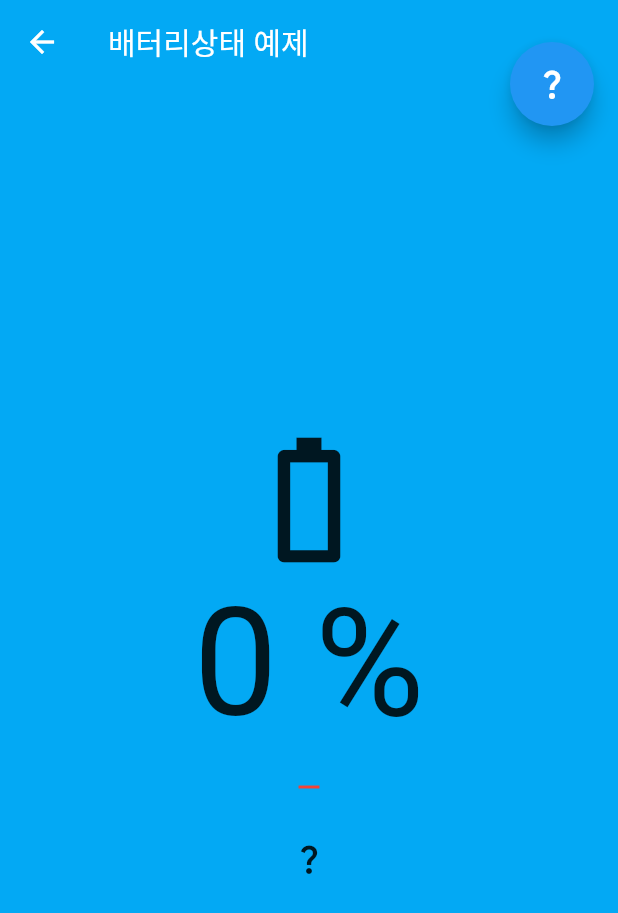
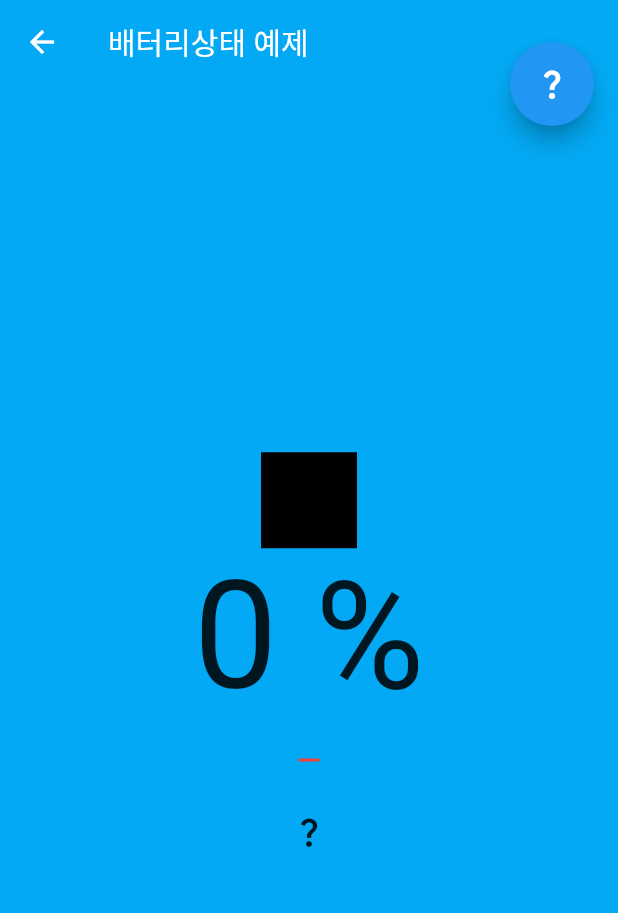
Before and after one commit to tnvchdql0255/Sensor_game, a Flutter app: the StageL1 screen opened directly, after a tap on the "remove" icon, on a phone screen of 412 x 824 dp. Shown: the top 913 px of the screen. Run offline on Flutter 3.47's test engine with Material 2 defaults, Android fonts, the phone set to English and light mode, and no system bars; our stand-ins replace battery_plus, flutter_svg, sqflite; accounts and stored records are empty.

Commit message:
1stage rebuild

```diff
--- a/lib/stage/stage_L_1.dart
+++ b/lib/stage/stage_L_1.dart
@@ -4,6 +4,7 @@ import 'package:flutter/material.dart';
 import 'package:sensor_game/common_ui/start.dart';
 import 'package:sensor_game/service/db_manager.dart';
 import 'package:sqflite/sqflite.dart';
+import 'package:flutter_svg/flutter_svg.dart';
 
 class StageL1 extends StatefulWidget {
   const StageL1({super.key});
@@ -13,6 +14,8 @@ class StageL1 extends StatefulWidget {
 }
 
 class _Stage1State extends State<StageL1> {
+  static const String carCharging = "assets/icons/car_charging.svg";
+  static const String carIdle = "assets/icons/car_idle.svg";
   PopUps popUps = const PopUps(
       startMessage: "스테이지 1",
       quest: "자동차를 충전시켜라!",
@@ -23,7 +26,7 @@ class _Stage1State extends State<StageL1> {
     db = await dbHelper.db;
   }
 
-  Icon currentValue = const Icon(Icons.battery_6_bar);
+  SvgPicture currentValue = SvgPicture.asset(carIdle);
   BatteryState? _batteryState;
   final Battery _battery = Battery();
   late Timer timer;
@@ -61,21 +64,21 @@ class _Stage1State extends State<StageL1> {
     setState(() {
       switch (_batteryState) {
         case BatteryState.full:
-          currentValue = const Icon(Icons.battery_charging_full, size: 100);
+          currentValue = SvgPicture.asset(carCharging);
           persentage = persentage + 5;
           break;
         case BatteryState.charging:
-          currentValue = const Icon(Icons.battery_charging_full, size: 100);
+          currentValue = SvgPicture.asset(carCharging);
           persentage = persentage + 5;
           break;
         case BatteryState.discharging:
-          currentValue = const Icon(Icons.battery_0_bar, size: 100);
+          currentValue = SvgPicture.asset(carIdle);
           break;
         case BatteryState.unknown:
-          currentValue = const Icon(Icons.battery_0_bar, size: 100);
+          currentValue = SvgPicture.asset(carIdle);
           break;
         default:
-          currentValue = const Icon(Icons.battery_0_bar, size: 100);
+          currentValue = SvgPicture.asset(carIdle);
           break;
       }
       if (persentage == 100) {
--- a/lib/stage/stage_L_5.dart
+++ b/lib/stage/stage_L_5.dart
@@ -44,7 +44,6 @@ class _StageL5State extends State<StageL5> {
   }
 
   void getTest() async {
-    //여기에 테마 상태 자체를 받아와야함 지금은 변경이 있을때만 불러져서..
     themeState = await methodChannel.invokeMethod("getConfigData");
     print(themeState);
     getConfig();
--- a/lib/stage_selection.dart
+++ b/lib/stage_selection.dart
@@ -5,6 +5,7 @@ import 'package:sensor_game/stage/stage_L_2.dart';
 import 'package:sensor_game/stage/stage_L_3.dart';
 import 'package:sensor_game/stage/stage_L_4.dart';
 import 'package:sensor_game/stage/stage_L_5.dart';
+
 import 'package:sqflite/sqflite.dart';
 
 class StageSelectionMenu extends StatefulWidget {
@@ -20,7 +21,7 @@ class _StageSelectionMenuState extends State<StageSelectionMenu> {
     const StageL2(),
     const StageL3(),
     const StageL4(),
-    const StageL5()
+    const StageL5(),
   ];
   late final DBHelper dbHelper;
   late Database db;
--- a/pubspec.yaml
+++ b/pubspec.yaml
@@ -38,6 +38,7 @@ dependencies:
   battery_plus: ^3.0.3
   sqflite: ^2.2.6
   path: ^1.8.2
+  flutter_svg: ^2.0.5
 
 dev_dependencies:
   flutter_test:
@@ -62,9 +63,8 @@ flutter:
   uses-material-design: true
 
   # To add assets to your application, add an assets section, like this:
-  # assets:
-  #   - images/a_dot_burr.jpeg
-  #   - images/a_dot_ham.jpeg
+  assets:
+    - assets/icons/
 
   # An image asset can refer to one or more resolution-specific "variants", see
   # https://flutter.dev/assets-and-images/#resolution-aware
```
Also changed, not shown: assets/icons/car_charging.svg (added), assets/icons/car_idle.svg (added), pubspec.lock.
